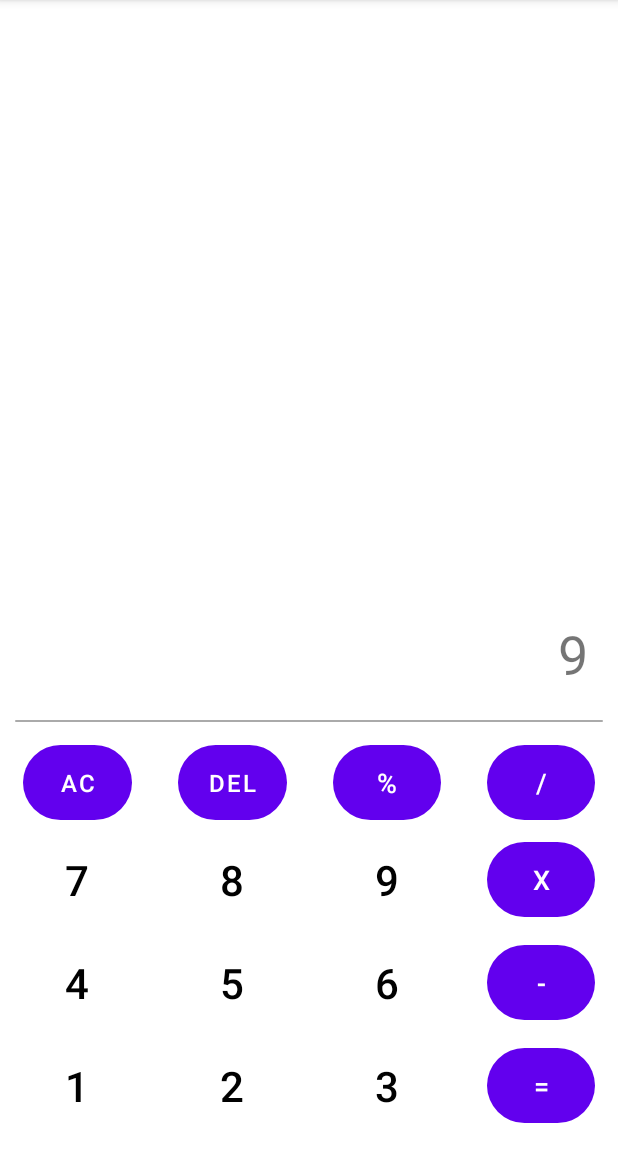
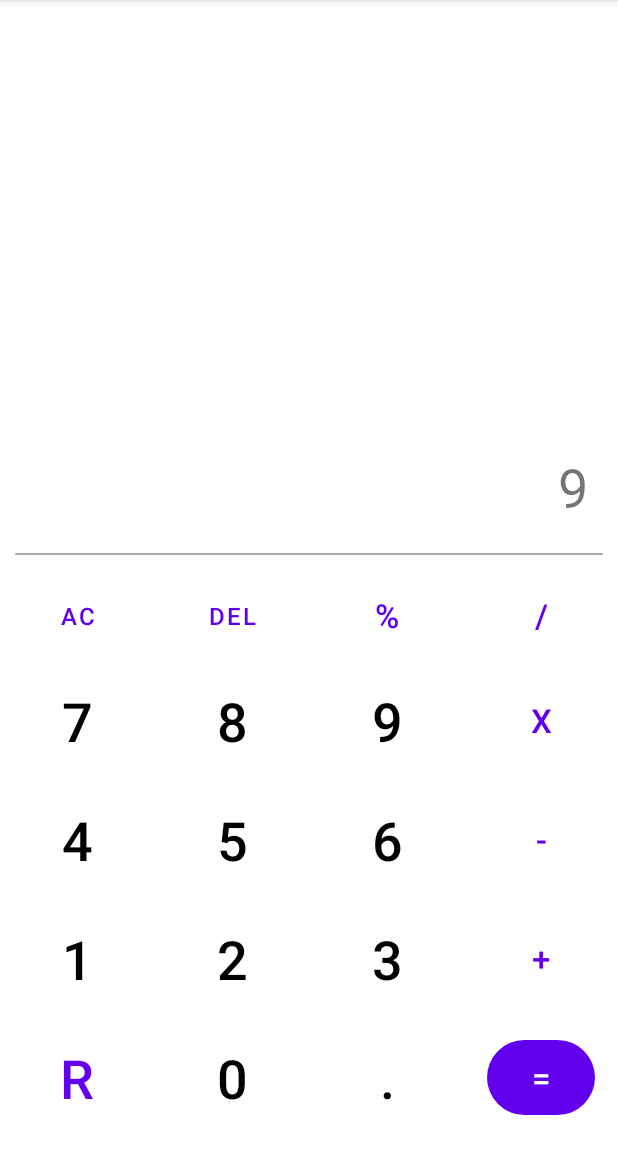
Before and after one commit to venusaim23/Android-Calculator, an Android app: the screen it shows after launch (MainActivity), on a phone screen of 412 x 824 dp, the part 84-1236 px from its top. Run offline under Robolectric (Android 15) with nearby library versions, the phone set to English and light mode, and no system bars.

Commit message:
modified main screen elements and added new elements

```diff
--- a/app/src/main/res/layout/activity_main.xml
+++ b/app/src/main/res/layout/activity_main.xml
@@ -75,8 +75,9 @@
                 android:layout_weight="25"
                 android:background="@drawable/highlight_buttons"
                 android:stateListAnimator="@null"
-                android:text="AC"
-                android:textSize="16sp" />
+                android:text="@string/ac"
+                android:textSize="16sp"
+                style="?android:attr/buttonBarButtonStyle" />
 
             <Button
                 android:id="@+id/button_del"
@@ -88,7 +89,8 @@
                 android:background="@drawable/highlight_buttons"
                 android:stateListAnimator="@null"
                 android:text="del"
-                android:textSize="16sp" />
+                android:textSize="16sp"
+                style="?android:attr/buttonBarButtonStyle" />
 
             <Button
                 android:id="@+id/button_percent"
@@ -100,7 +102,8 @@
                 android:background="@drawable/highlight_buttons"
                 android:stateListAnimator="@null"
                 android:text="%"
-                android:textSize="18sp" />
+                android:textSize="22sp"
+                style="?android:attr/buttonBarButtonStyle" />
 
             <Button
                 android:id="@+id/button_divide"
@@ -112,7 +115,8 @@
                 android:background="@drawable/highlight_buttons"
                 android:stateListAnimator="@null"
                 android:text="/"
-                android:textSize="18sp" />
+                android:textSize="22sp"
+                style="?android:attr/buttonBarButtonStyle" />
         </TableRow>
 
         <TableRow
@@ -132,7 +136,8 @@
                 android:stateListAnimator="@null"
                 android:text="7"
                 android:textColor="#010101"
-                android:textSize="28sp" />
+                android:textSize="36sp"
+                style="?android:attr/buttonBarButtonStyle" />
 
             <Button
                 android:id="@+id/button_8"
@@ -145,7 +150,8 @@
                 android:stateListAnimator="@null"
                 android:text="8"
                 android:textColor="#010101"
-                android:textSize="28sp" />
+                android:textSize="36sp"
+                style="?android:attr/buttonBarButtonStyle" />
 
             <Button
                 android:id="@+id/button_9"
@@ -158,7 +164,8 @@
                 android:stateListAnimator="@null"
                 android:text="9"
                 android:textColor="#010101"
-                android:textSize="28sp" />
+                android:textSize="36sp"
+                style="?android:attr/buttonBarButtonStyle" />
 
             <Button
                 android:id="@+id/button_multiply"
@@ -170,7 +177,8 @@
                 android:background="@drawable/highlight_buttons"
                 android:stateListAnimator="@null"
                 android:text="X"
-                android:textSize="18sp" />
+                android:textSize="22sp"
+                style="?android:attr/buttonBarButtonStyle" />
         </TableRow>
 
         <TableRow
@@ -190,7 +198,8 @@
                 android:stateListAnimator="@null"
                 android:text="4"
                 android:textColor="#010101"
-                android:textSize="28sp" />
+                android:textSize="36sp"
+                style="?android:attr/buttonBarButtonStyle" />
 
             <Button
                 android:id="@+id/button_5"
@@ -203,7 +212,8 @@
                 android:stateListAnimator="@null"
                 android:text="5"
                 android:textColor="#010101"
-                android:textSize="28sp" />
+                android:textSize="36sp"
+                style="?android:attr/buttonBarButtonStyle" />
 
             <Button
                 android:id="@+id/button_6"
@@ -216,7 +226,8 @@
                 android:stateListAnimator="@null"
                 android:text="6"
                 android:textColor="#010101"
-                android:textSize="28sp" />
+                android:textSize="36sp"
+                style="?android:attr/buttonBarButtonStyle" />
 
             <Button
                 android:id="@+id/button_subtract"
@@ -228,7 +239,8 @@
                 android:background="@drawable/highlight_buttons"
                 android:stateListAnimator="@null"
                 android:text="-"
-                android:textSize="18sp" />
+                android:textSize="22sp"
+                style="?android:attr/buttonBarButtonStyle" />
         </TableRow>
 
         <TableRow
@@ -248,7 +260,8 @@
                 android:stateListAnimator="@null"
                 android:text="1"
                 android:textColor="#010101"
-                android:textSize="28sp" />
+                android:textSize="36sp"
+                style="?android:attr/buttonBarButtonStyle" />
 
             <Button
                 android:id="@+id/button_2"
@@ -261,7 +274,8 @@
                 android:stateListAnimator="@null"
                 android:text="2"
                 android:textColor="#010101"
-                android:textSize="28sp" />
+                android:textSize="36sp"
+                style="?android:attr/buttonBarButtonStyle" />
 
             <Button
                 android:id="@+id/button_3"
@@ -274,7 +288,69 @@
                 android:stateListAnimator="@null"
                 android:text="3"
                 android:textColor="#010101"
-                android:textSize="28sp" />
+                android:textSize="36sp"
+                style="?android:attr/buttonBarButtonStyle" />
+
+            <Button
+                android:id="@+id/button_add"
+                android:layout_width="wrap_content"
+                android:layout_height="wrap_content"
+                android:layout_gravity="center_vertical"
+                android:layout_marginHorizontal="15dp"
+                android:layout_weight="25"
+                android:background="@drawable/highlight_buttons"
+                android:stateListAnimator="@null"
+                android:text="+"
+                android:textSize="22sp"
+                style="?android:attr/buttonBarButtonStyle" />
+        </TableRow>
+
+        <TableRow
+            android:layout_width="match_parent"
+            android:layout_height="wrap_content"
+            android:paddingVertical="5dp"
+            android:weightSum="100">
+
+            <Button
+                android:id="@+id/button_root"
+                android:layout_width="wrap_content"
+                android:layout_height="wrap_content"
+                android:layout_gravity="center_vertical"
+                android:layout_marginHorizontal="15dp"
+                android:layout_weight="25"
+                android:backgroundTint="#00FFFFFF"
+                android:stateListAnimator="@null"
+                android:text="R"
+                android:textSize="36sp"
+                style="?android:attr/buttonBarButtonStyle" />
+
+            <Button
+                android:id="@+id/button_0"
+                android:layout_width="wrap_content"
+                android:layout_height="wrap_content"
+                android:layout_gravity="center_vertical"
+                android:layout_marginHorizontal="15dp"
+                android:layout_weight="25"
+                android:backgroundTint="#00FFFFFF"
+                android:stateListAnimator="@null"
+                android:text="0"
+                android:textColor="#010101"
+                android:textSize="36sp"
+                style="?android:attr/buttonBarButtonStyle" />
+
+            <Button
+                android:id="@+id/button_dot"
+                android:layout_width="wrap_content"
+                android:layout_height="wrap_content"
+                android:layout_gravity="center_vertical"
+                android:layout_marginHorizontal="15dp"
+                android:layout_weight="25"
+                android:backgroundTint="#00FFFFFF"
+                android:stateListAnimator="@null"
+                android:text="."
+                android:textColor="#010101"
+                android:textSize="36sp"
+                style="?android:attr/buttonBarButtonStyle" />
 
             <Button
                 android:id="@+id/button_equal"
@@ -286,7 +362,7 @@
                 android:background="@drawable/highlight_buttons"
                 android:stateListAnimator="@null"
                 android:text="="
-                android:textSize="18sp" />
+                android:textSize="22sp" />
         </TableRow>
     </TableLayout>
 </androidx.constraintlayout.widget.ConstraintLayout>
--- a/app/src/main/res/values/strings.xml
+++ b/app/src/main/res/values/strings.xml
@@ -1,3 +1,4 @@
 <resources>
     <string name="app_name">Calculator</string>
+    <string name="ac">AC</string>
 </resources>
```
